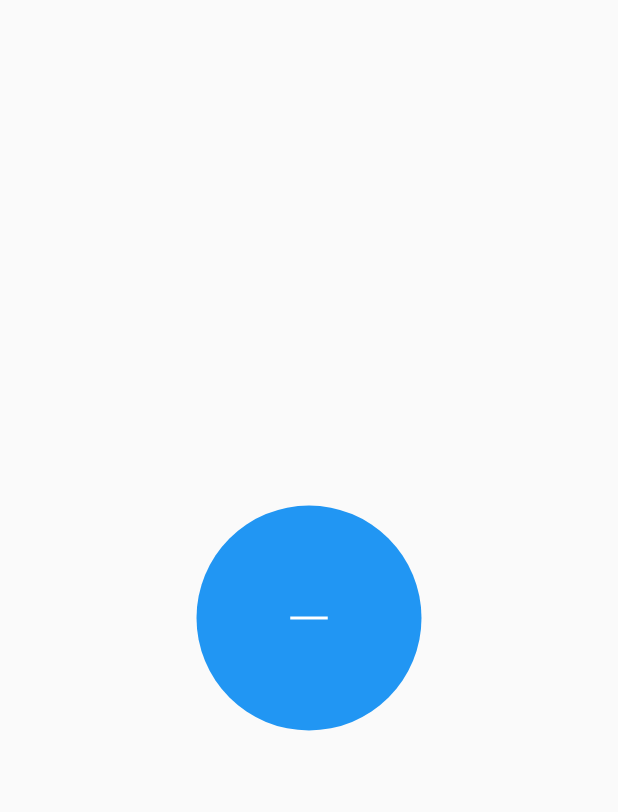
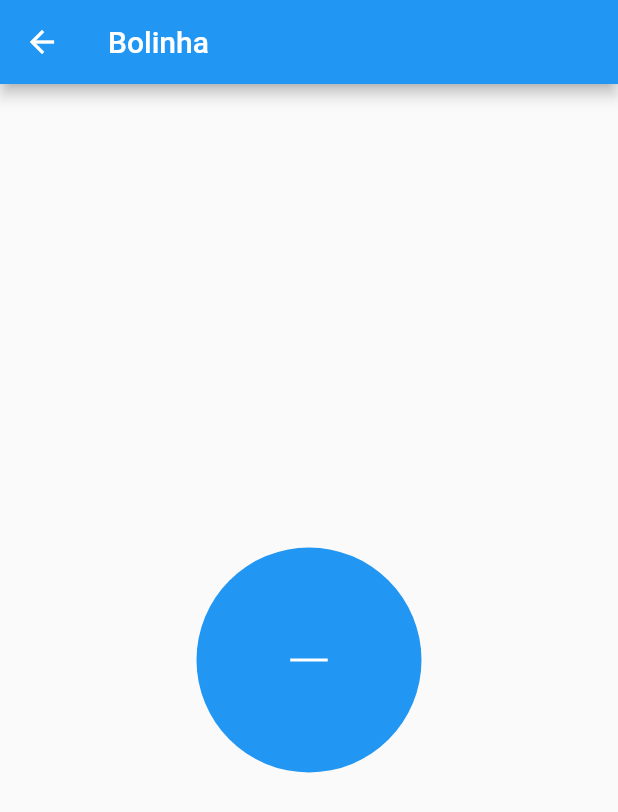
Before and after one commit to MarceloFigueira/playground, a Flutter app: the Bolinha screen opened by its route, on a phone screen of 412 x 824 dp. Shown: the top 812 px of the screen. Run offline on Flutter 3.47's test engine with Material 2 defaults, Android fonts, the phone set to English and light mode, and no system bars.

Commit message:
atualizacao do app

```diff
--- a/lib/src/pages/bolinha.dart
+++ b/lib/src/pages/bolinha.dart
@@ -5,7 +5,12 @@ class Bolinha extends StatelessWidget {
 
   @override
   Widget build(BuildContext context) {
+    // Desabilita o botão Voltar do navegador
+
     return Scaffold(
+      appBar: AppBar(
+        title: const Text("Bolinha"),
+      ),
       body: Center(
         child: Container(
           alignment: Alignment.center,
--- a/lib/src/pages/dashboard.dart
+++ b/lib/src/pages/dashboard.dart
@@ -1,5 +1,4 @@
 import 'package:flutter/material.dart';
-import 'package:playground/src/pages/bolinha.dart';
 
 class Dashboard extends StatelessWidget {
   const Dashboard({super.key});
```
